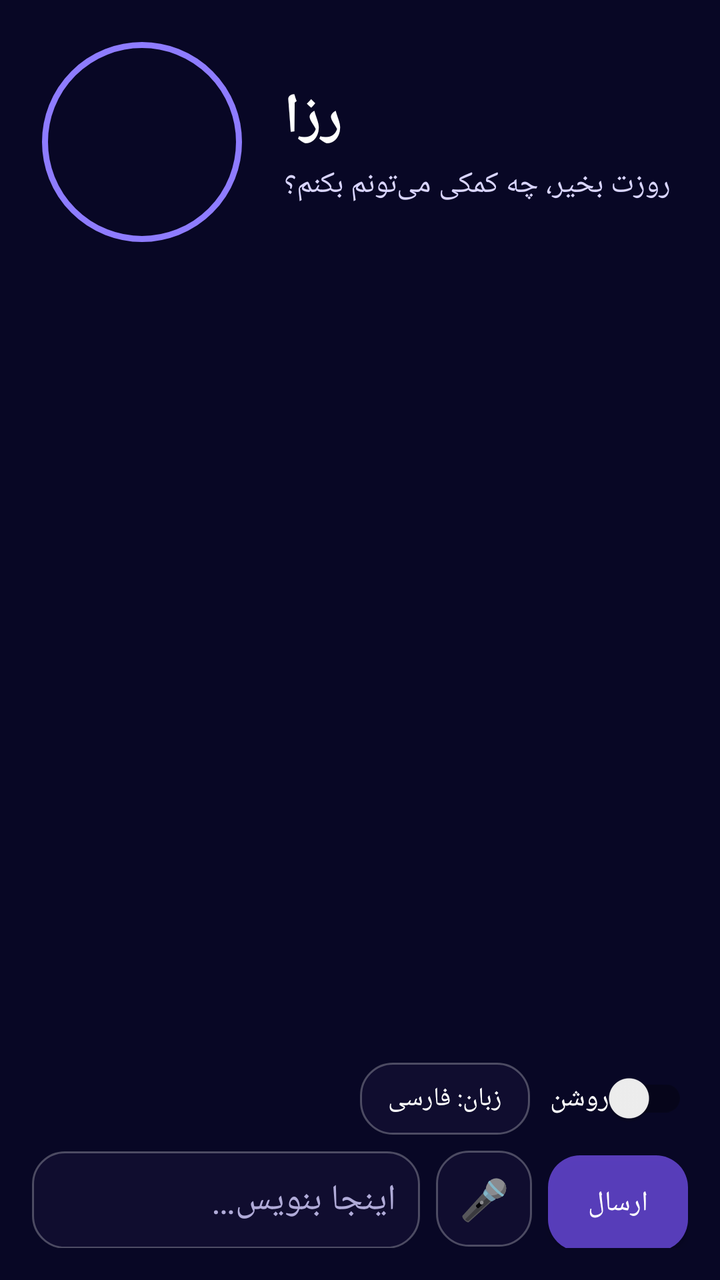
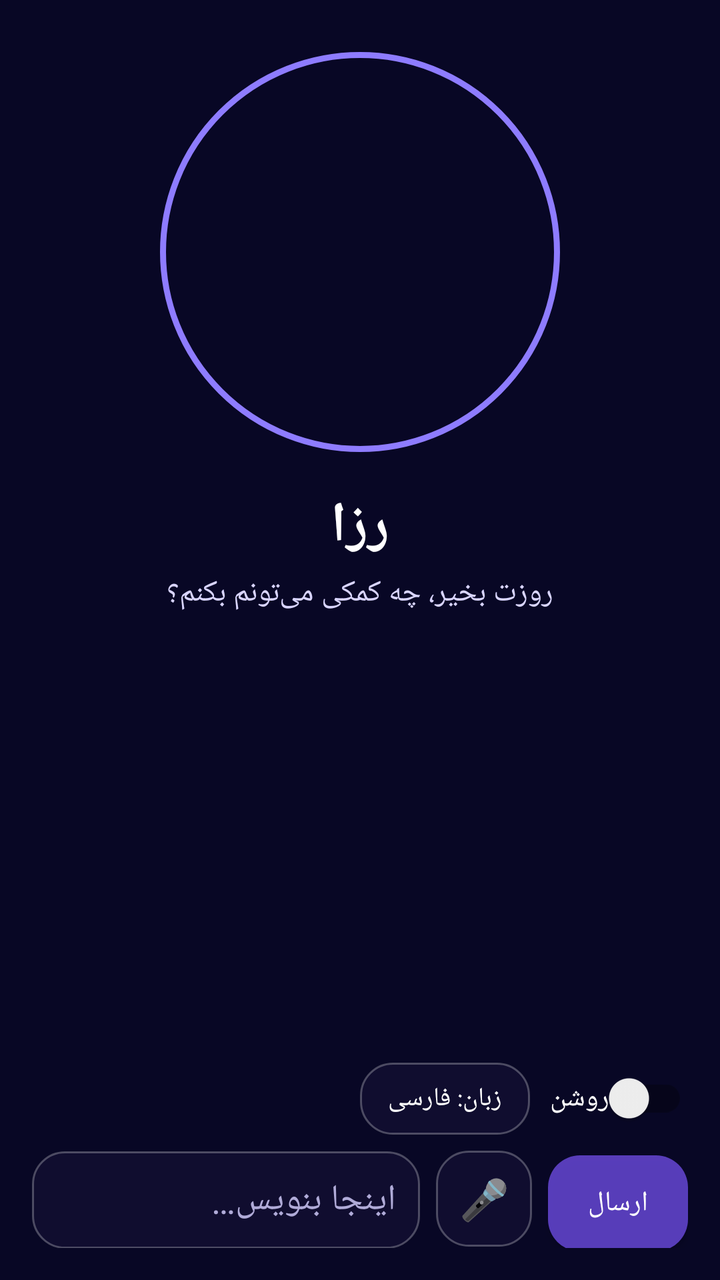

The first picture is an Android layout as it rendered before a commit; the second is the same layout after the commit. The layout source and the unified diff follow.
<!-- AndroidManifest.xml: application theme Theme.RosaApp -->
<!-- res/layout/activity_main.xml -->
<?xml version="1.0" encoding="utf-8"?>
<FrameLayout xmlns:android="http://schemas.android.com/apk/res/android"
    android:layout_width="match_parent"
    android:layout_height="match_parent"
    android:background="#0B0A2A">

    <ImageView
        android:id="@+id/background"
        android:layout_width="match_parent"
        android:layout_height="match_parent"
        android:contentDescription="@null"
        android:scaleType="centerCrop" />

    <View
        android:layout_width="match_parent"
        android:layout_height="match_parent"
        android:background="#77060620" />

    <LinearLayout
        android:layout_width="match_parent"
        android:layout_height="match_parent"
        android:orientation="vertical"
        android:padding="16dp">

        <LinearLayout
            android:layout_width="match_parent"
            android:layout_height="wrap_content"
            android:gravity="center_vertical"
            android:orientation="horizontal">

            <FrameLayout
                android:layout_width="110dp"
                android:layout_height="110dp">

                <View
                    android:id="@+id/ring"
                    android:layout_width="100dp"
                    android:layout_height="100dp"
                    android:layout_gravity="center"
                    android:background="@drawable/ring" />

                <ImageView
                    android:id="@+id/avatar"
                    android:layout_width="86dp"
                    android:layout_height="86dp"
                    android:layout_gravity="center"
                    android:contentDescription="@string/rosa_title"
                    android:scaleType="centerCrop" />
            </FrameLayout>

            <LinearLayout
                android:layout_width="0dp"
                android:layout_height="wrap_content"
                android:layout_marginStart="16dp"
                android:layout_weight="1"
                android:orientation="vertical">

                <TextView
                    android:layout_width="wrap_content"
                    android:layout_height="wrap_content"
                    android:text="@string/rosa_title"
                    android:textColor="#FFFFFF"
                    android:textSize="28sp"
                    android:textStyle="bold" />

                <TextView
                    android:layout_width="wrap_content"
                    android:layout_height="wrap_content"
                    android:layout_marginTop="4dp"
                    android:text="@string/greeting"
                    android:textColor="#D9D5FF"
                    android:textSize="15sp" />
            </LinearLayout>
        </LinearLayout>

        <ScrollView
            android:id="@+id/scroll"
            android:layout_width="match_parent"
            android:layout_height="0dp"
            android:layout_marginTop="12dp"
            android:layout_weight="1"
            android:fillViewport="true">

            <LinearLayout
                android:id="@+id/messages"
                android:layout_width="match_parent"
                android:layout_height="wrap_content"
                android:orientation="vertical" />
        </ScrollView>

        <LinearLayout
            android:layout_width="match_parent"
            android:layout_height="wrap_content"
            android:layout_marginTop="4dp"
            android:gravity="center_vertical"
            android:orientation="horizontal">

            <TextView
                android:id="@+id/status"
                android:layout_width="0dp"
                android:layout_height="wrap_content"
                android:layout_weight="1"
                android:textColor="#BDB8E6"
                android:textSize="14sp" />

            <Button
                android:id="@+id/langButton"
                android:layout_width="wrap_content"
                android:layout_height="36dp"
                android:background="@drawable/bubble_rosa"
                android:minWidth="0dp"
                android:minHeight="0dp"
                android:paddingStart="14dp"
                android:paddingEnd="14dp"
                android:text="@string/lang_fa"
                android:textColor="#FFFFFF"
                android:textSize="13sp" />

            <androidx.appcompat.widget.SwitchCompat
                android:id="@+id/powerSwitch"
                android:layout_width="wrap_content"
                android:layout_height="wrap_content"
                android:layout_marginStart="10dp"
                android:text="@string/power_label"
                android:textColor="#FFFFFF" />
        </LinearLayout>

        <LinearLayout
            android:layout_width="match_parent"
            android:layout_height="wrap_content"
            android:layout_marginTop="8dp"
            android:orientation="horizontal">

            <EditText
                android:id="@+id/input"
                android:layout_width="0dp"
                android:layout_height="wrap_content"
                android:layout_weight="1"
                android:background="@drawable/bubble_rosa"
                android:hint="@string/hint_input"
                android:inputType="textMultiLine"
                android:maxLines="4"
                android:minHeight="48dp"
                android:padding="12dp"
                android:textColor="#FFFFFF"
                android:textColorHint="#B0ABD8" />

            <Button
                android:id="@+id/micButton"
                android:layout_width="48dp"
                android:layout_height="48dp"
                android:layout_marginStart="8dp"
                android:background="@drawable/bubble_rosa"
                android:minWidth="0dp"
                android:text="🎤"
                android:textSize="20sp" />

            <Button
                android:id="@+id/sendButton"
                android:layout_width="wrap_content"
                android:layout_height="48dp"
                android:layout_marginStart="8dp"
                android:background="@drawable/bubble_user"
                android:minWidth="0dp"
                android:paddingStart="20dp"
                android:paddingEnd="20dp"
                android:text="@string/send"
                android:textColor="#FFFFFF" />
        </LinearLayout>
    </LinearLayout>
</FrameLayout>
<!-- resources referenced by this layout -->
<resources>
  <!-- drawable bubble_rosa (drawable) -->
  <?xml version="1.0" encoding="utf-8"?>
  <shape xmlns:android="http://schemas.android.com/apk/res/android"
      android:shape="rectangle">
      <solid android:color="#CC120F33" />
      <stroke
          android:width="1dp"
          android:color="#44FFFFFF" />
      <corners android:radius="16dp" />
  </shape>
  <!-- drawable bubble_user (drawable) -->
  <?xml version="1.0" encoding="utf-8"?>
  <shape xmlns:android="http://schemas.android.com/apk/res/android"
      android:shape="rectangle">
      <solid android:color="#CC6C4BE0" />
      <corners android:radius="16dp" />
  </shape>
  <!-- drawable ring (drawable) -->
  <?xml version="1.0" encoding="utf-8"?>
  <shape xmlns:android="http://schemas.android.com/apk/res/android"
      android:shape="oval">
      <stroke
          android:width="3dp"
          android:color="#8E7CFF" />
      <solid android:color="#00000000" />
  </shape>
  <string name="greeting">روزت بخیر، چه کمکی می‌تونم بکنم؟</string>
  <string name="hint_input">اینجا بنویس…</string>
  <string name="lang_fa">زبان: فارسی</string>
  <string name="power_label">روشن</string>
  <string name="rosa_title">رزا</string>
  <string name="send">ارسال</string>
  <style name="Theme.RosaApp" parent="Theme.AppCompat.DayNight.NoActionBar" />
</resources>

<!-- the commit's change to res/layout/activity_main.xml (unified diff, before → after) -->
@@ -22,57 +22,48 @@
         android:orientation="vertical"
         android:padding="16dp">
 
-        <LinearLayout
+        
+        <FrameLayout
+            android:layout_width="220dp"
+            android:layout_height="220dp"
+            android:layout_gravity="center_horizontal">
+
+            <View
+                android:id="@+id/ring"
+                android:layout_width="200dp"
+                android:layout_height="200dp"
+                android:layout_gravity="center"
+                android:background="@drawable/ring" />
+
+            <ImageView
+                android:id="@+id/avatar"
+                android:layout_width="172dp"
+                android:layout_height="172dp"
+                android:layout_gravity="center"
+                android:contentDescription="@string/rosa_title"
+                android:scaleType="centerCrop" />
+        </FrameLayout>
+
+        <TextView
             android:layout_width="match_parent"
             android:layout_height="wrap_content"
-            android:gravity="center_vertical"
-            android:orientation="horizontal">
+            android:layout_marginTop="8dp"
+            android:gravity="center"
+            android:text="@string/rosa_title"
+            android:textColor="#FFFFFF"
+            android:textSize="28sp"
+            android:textStyle="bold" />
 
-            <FrameLayout
-                android:layout_width="110dp"
-                android:layout_height="110dp">
+        <TextView
+            android:layout_width="match_parent"
+            android:layout_height="wrap_content"
+            android:layout_marginTop="4dp"
+            android:gravity="center"
+            android:text="@string/greeting"
+            android:textColor="#D9D5FF"
+            android:textSize="15sp" />
 
-                <View
-                    android:id="@+id/ring"
-                    android:layout_width="100dp"
-                    android:layout_height="100dp"
-                    android:layout_gravity="center"
-                    android:background="@drawable/ring" />
-
-                <ImageView
-                    android:id="@+id/avatar"
-                    android:layout_width="86dp"
-                    android:layout_height="86dp"
-                    android:layout_gravity="center"
-                    android:contentDescription="@string/rosa_title"
-                    android:scaleType="centerCrop" />
-            </FrameLayout>
-
-            <LinearLayout
-                android:layout_width="0dp"
-                android:layout_height="wrap_content"
-                android:layout_marginStart="16dp"
-                android:layout_weight="1"
-                android:orientation="vertical">
-
-                <TextView
-                    android:layout_width="wrap_content"
-                    android:layout_height="wrap_content"
-                    android:text="@string/rosa_title"
-                    android:textColor="#FFFFFF"
-                    android:textSize="28sp"
-                    android:textStyle="bold" />
-
-                <TextView
-                    android:layout_width="wrap_content"
-                    android:layout_height="wrap_content"
-                    android:layout_marginTop="4dp"
-                    android:text="@string/greeting"
-                    android:textColor="#D9D5FF"
-                    android:textSize="15sp" />
-            </LinearLayout>
-        </LinearLayout>
-
+        
         <ScrollView
             android:id="@+id/scroll"
             android:layout_width="match_parent"
